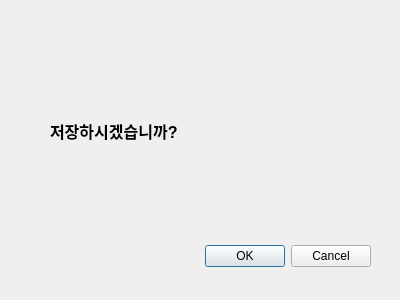
First picture: the form in askingsave.ui, repository leemijung/FingerBeam, before the edit.
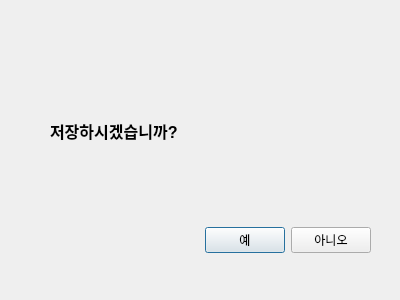
Second picture: the form after the edit. Icons and pictures are not drawn.

Diff of the .ui file:
```diff
--- a/askingsave.ui
+++ b/askingsave.ui
@@ -17,22 +17,6 @@
    <iconset>
     <normaloff>blue/img/fb.png</normaloff>blue/img/fb.png</iconset>
   </property>
-  <widget class="QDialogButtonBox" name="buttonBox">
-   <property name="geometry">
-    <rect>
-     <x>30</x>
-     <y>240</y>
-     <width>341</width>
-     <height>32</height>
-    </rect>
-   </property>
-   <property name="orientation">
-    <enum>Qt::Horizontal</enum>
-   </property>
-   <property name="standardButtons">
-    <set>QDialogButtonBox::Cancel|QDialogButtonBox::Ok</set>
-   </property>
-  </widget>
   <widget class="QLabel" name="label">
    <property name="geometry">
     <rect>
@@ -53,6 +37,48 @@
     <string>저장하시겠습니까?</string>
    </property>
   </widget>
+  <widget class="QWidget" name="horizontalLayoutWidget">
+   <property name="geometry">
+    <rect>
+     <x>80</x>
+     <y>220</y>
+     <width>291</width>
+     <height>41</height>
+    </rect>
+   </property>
+   <layout class="QHBoxLayout" name="horizontalLayout">
+    <item>
+     <spacer name="horizontalSpacer">
+      <property name="orientation">
+       <enum>Qt::Horizontal</enum>
+      </property>
+      <property name="sizeHint" stdset="0">
+       <size>
+        <width>40</width>
+        <height>20</height>
+       </size>
+      </property>
+     </spacer>
+    </item>
+    <item>
+     <widget class="QPushButton" name="pushButton">
+      <property name="text">
+       <string>예</string>
+      </property>
+     </widget>
+    </item>
+    <item>
+     <widget class="QPushButton" name="pushButton_2">
+      <property name="text">
+       <string>아니오</string>
+      </property>
+     </widget>
+    </item>
+   </layout>
+  </widget>
+  <zorder>label</zorder>
+  <zorder>horizontalLayoutWidget</zorder>
+  <zorder>verticalSpacer</zorder>
  </widget>
  <resources/>
  <connections>
```
Left out of the diff: 35 changed lines with no effect on the pictures.
